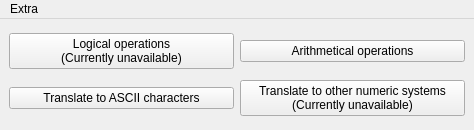
Qt form src/main_window/main_window.ui (VladKk/BinaRy) before a commit.
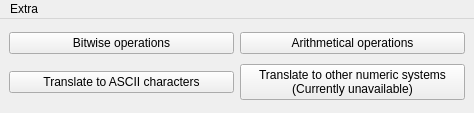
The same form after that commit.

Commit message: Add bitwise operations + some minor changes

Diff of the .ui file:
```diff
--- a/src/main_window/main_window.ui
+++ b/src/main_window/main_window.ui
@@ -7,7 +7,7 @@
     <x>0</x>
     <y>0</y>
     <width>474</width>
-    <height>130</height>
+    <height>113</height>
    </rect>
   </property>
   <property name="sizePolicy">
@@ -36,8 +36,7 @@
     <item row="0" column="0">
      <widget class="QPushButton" name="buttonLogic">
       <property name="text">
-       <string>Logical operations
-(Currently unavailable)</string>
+       <string>Bitwise operations</string>
       </property>
      </widget>
     </item>
```
The commit also changes 7 other files.
